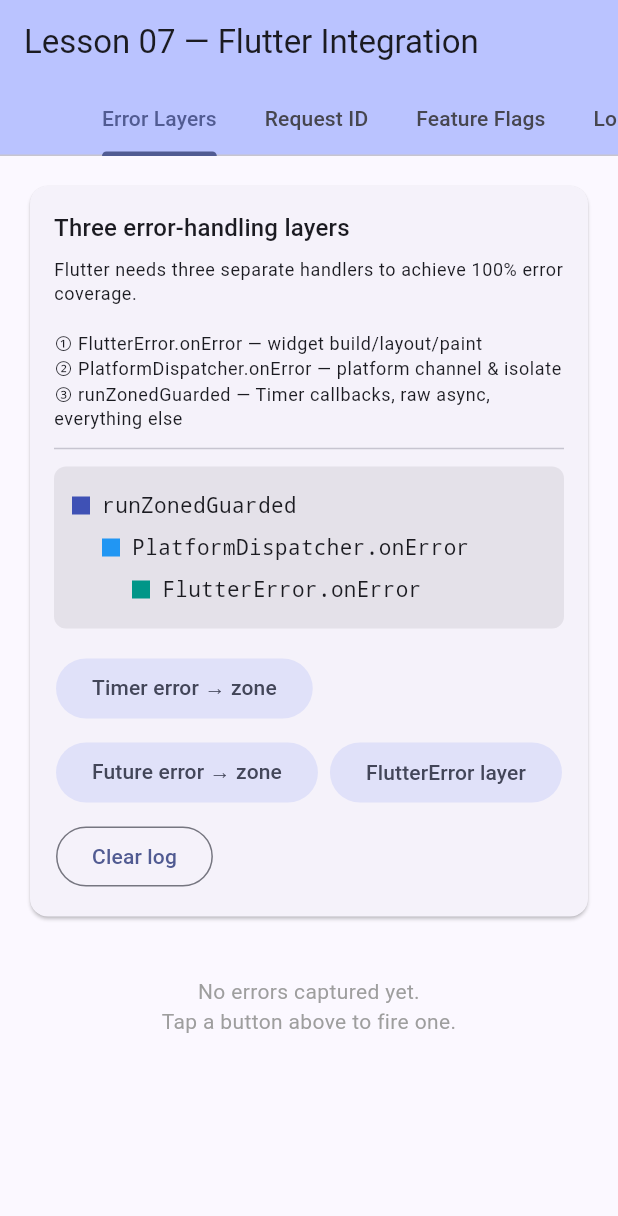
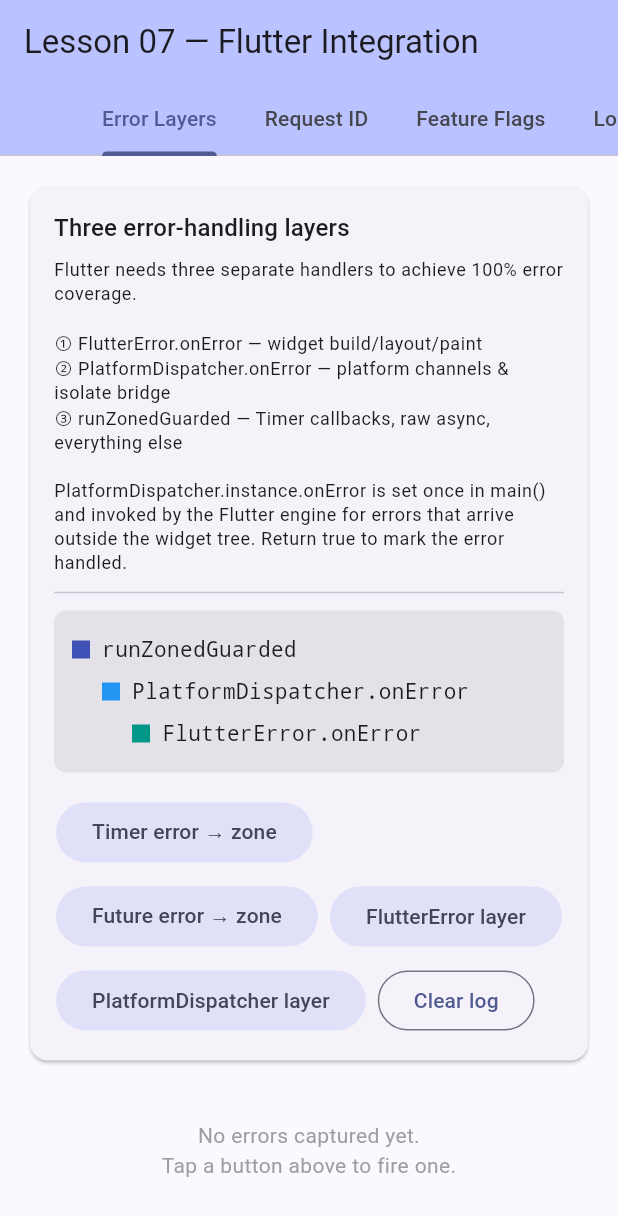
Before and after one commit to vdulnev/zones, a Flutter app: the screen it shows after launch, on a phone screen of 412 x 824 dp. Shown: the top 1216 px of the screen. Run offline on Flutter 3.47's test engine with Material 3 defaults, Android fonts, the phone set to English and light mode, and no system bars.

Commit message:
feat(lesson07): add PlatformDispatcher.instance.onError demo
Adds an interactive button to the Error Layers tab that simulates a
PlatformDispatcher error by calling the registered onError handler
directly. This covers the second error-handling layer (platform channels
and isolate bridge) which cannot be triggered by a real button tap.

Also expands the section card description to explain when the handler
fires and the significance of the bool return value.

```diff
--- a/lib/07_flutter_integration.dart
+++ b/lib/07_flutter_integration.dart
@@ -253,6 +253,39 @@ class _ErrorLayersDemoState extends State<_ErrorLayersDemo> {
     ));
   }
 
+  // Simulate a PlatformDispatcher error.
+  //
+  // In production this handler is invoked by Flutter for errors that originate
+  // outside the widget tree and outside any Dart zone:
+  //   • Uncaught errors forwarded from platform channels (MethodChannel,
+  //     EventChannel) before they reach Dart zone error handling.
+  //   • Errors thrown in isolate message handlers that Flutter surfaces to the
+  //     root isolate.
+  //   • Any error that the Flutter engine itself routes through
+  //     PlatformDispatcher before the zone system sees it.
+  //
+  // Returning true marks the error handled; returning false lets Flutter
+  // terminate the app (same as an unhandled exception in release mode).
+  //
+  // We call the handler directly here because there is no safe way to trigger
+  // a real platform-channel error from a button tap in a demo.
+  void _simulatePlatformDispatcherError() {
+    final error = StateError(
+      'Simulated PlatformDispatcher error '
+      '(e.g. uncaught MethodChannel reply on background isolate)',
+    );
+    final stack = StackTrace.current;
+    final handled = PlatformDispatcher.instance.onError?.call(error, stack);
+    if (handled != true) {
+      // onError not set — fall back to zone handler so the demo still works.
+      ErrorReporter.report(
+        error,
+        stack,
+        source: 'PlatformDispatcher (fallback)',
+      );
+    }
+  }
+
   @override
   Widget build(BuildContext context) {
     return ListView(
@@ -263,8 +296,11 @@ class _ErrorLayersDemoState extends State<_ErrorLayersDemo> {
           description:
               'Flutter needs three separate handlers to achieve 100% error coverage.\n\n'
               '① FlutterError.onError — widget build/layout/paint\n'
-              '② PlatformDispatcher.onError — platform channel & isolate\n'
-              '③ runZonedGuarded — Timer callbacks, raw async, everything else',
+              '② PlatformDispatcher.onError — platform channels & isolate bridge\n'
+              '③ runZonedGuarded — Timer callbacks, raw async, everything else\n\n'
+              'PlatformDispatcher.instance.onError is set once in main() and '
+              'invoked by the Flutter engine for errors that arrive outside the '
+              'widget tree. Return true to mark the error handled.',
           child: Column(
             children: [
               const _LayerDiagram(),
@@ -284,6 +320,10 @@ class _ErrorLayersDemoState extends State<_ErrorLayersDemo> {
                   FilledButton.tonal(
                     onPressed: _throwFlutterError,
                     child: const Text('FlutterError layer'),
+                  ),
+                  FilledButton.tonal(
+                    onPressed: _simulatePlatformDispatcherError,
+                    child: const Text('PlatformDispatcher layer'),
                   ),
                   OutlinedButton(
                     onPressed: ErrorReporter.clear,
```
